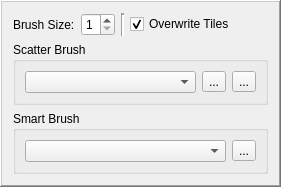
Before: the Qt Designer form LevelEditor/Brushes/BrushPropertiesWidget.ui in Preece/TGL, drawn with Qt 5.
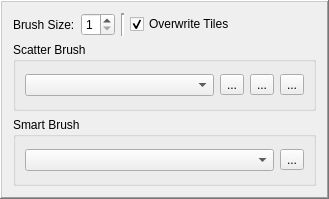
After: the same form once the commit is applied. Icons and pictures are not drawn.

Commit message: Scatter brushes can now be edited and deleted

Diff of the .ui file:
```diff
--- a/LevelEditor/Brushes/BrushPropertiesWidget.ui
+++ b/LevelEditor/Brushes/BrushPropertiesWidget.ui
@@ -6,8 +6,8 @@
    <rect>
     <x>0</x>
     <y>0</y>
-    <width>281</width>
-    <height>166</height>
+    <width>329</width>
+    <height>199</height>
    </rect>
   </property>
   <property name="sizePolicy">
@@ -117,6 +117,17 @@
         </property>
        </widget>
       </item>
+      <item>
+       <widget class="QToolButton" name="deleteScatterBrush">
+        <property name="text">
+         <string>...</string>
+        </property>
+        <property name="icon">
+         <iconset resource="../../Icons.qrc">
+          <normaloff>:/Icons/Icons/removevalue.png</normaloff>:/Icons/Icons/removevalue.png</iconset>
+        </property>
+       </widget>
+      </item>
      </layout>
     </widget>
    </item>
```
The commit also changes 2 other files.
